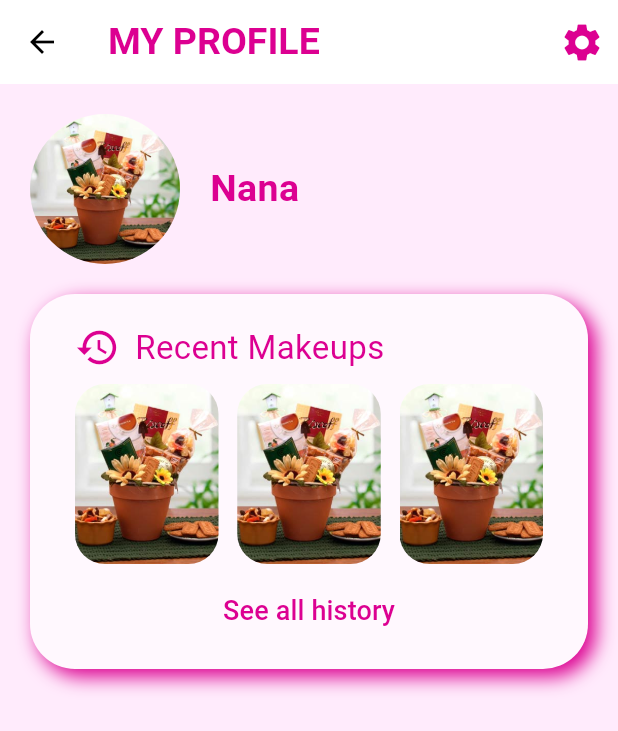
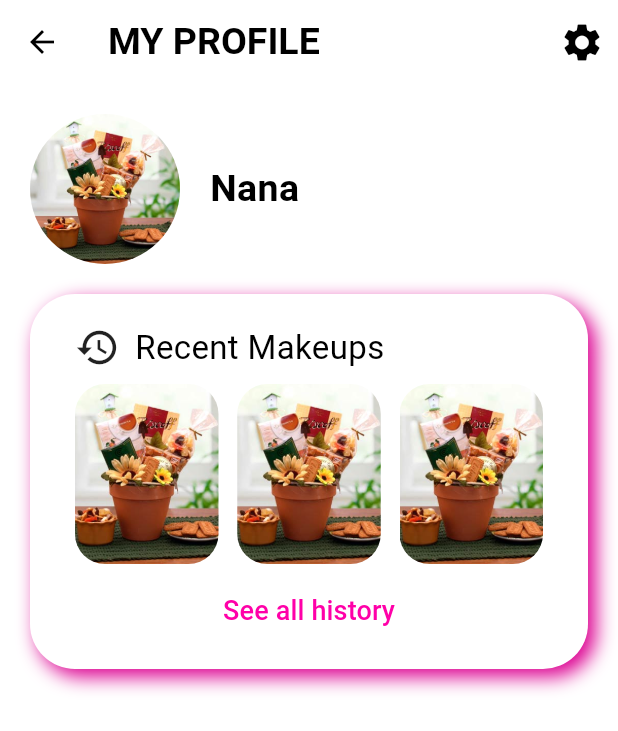
Before and after one commit to jhans-programming/ss_makeeasy, a Flutter app: the ProfilePage screen opened directly, on a phone screen of 412 x 824 dp. Shown: the top 731 px of the screen. Run offline on Flutter 3.47's test engine with Material 3 defaults, Android fonts, the light colour scheme and no system bars; our stand-ins replace camera, tuple; missing offline and left inert: camera_android, google_mlkit_commons, google_mlkit_face_mesh_detection; Roboto replaces fonts that are missing (Montserrat); project files that could hold a hidden picture were left out.

Commit message:
pull newest

```diff
--- a/lib/pages/HistoryPage.dart
+++ b/lib/pages/HistoryPage.dart
@@ -185,10 +185,7 @@ class _HistoryPageState extends State<HistoryPage> {
                       IconButton(
                         icon: const Icon(Icons.arrow_back),
                         onPressed: () {
-                          Navigator.push(
-                            context,
-                            MaterialPageRoute(builder: (_) => const HomePage()),
-                          );
+                          Navigator.pop(context);
                         },
                       ),
                       const Text(
--- a/lib/pages/ProfilePage.dart
+++ b/lib/pages/ProfilePage.dart
@@ -9,23 +9,14 @@ class ProfilePage extends StatelessWidget {
   @override
   Widget build(BuildContext context) {
     return Scaffold(
-      backgroundColor: appColors['primaryLight4'],
       appBar: AppBar(
         title: Text(
           'MY PROFILE',
-          style: TextStyle(
-            color: appColors['primaryDark1'] ?? Colors.black,
-            fontSize: 25,
-            fontWeight: FontWeight.bold,
-          ),
+          style: TextStyle(fontSize: 25, fontWeight: FontWeight.bold),
         ),
         actions: <Widget>[
           IconButton(
-            icon: Icon(
-              Icons.settings,
-              size: 30,
-              color: appColors['primaryDark1'] ?? Colors.black,
-            ),
+            icon: Icon(Icons.settings, size: 30),
             tooltip: 'Settings',
             onPressed: () {
               Navigator.of(context).push(
@@ -79,7 +70,7 @@ class ProfilePage extends StatelessWidget {
                 Text(
                   'Nana',
                   style: TextStyle(
-                    color: appColors['primaryDark1'] ?? Colors.black,
+                    // color: appColors['primaryDark1'] ?? Colors.black,
                     fontSize: 25,
                     fontWeight: FontWeight.bold,
                   ),
@@ -94,7 +85,7 @@ class ProfilePage extends StatelessWidget {
                   width: double.infinity,
                   height: 250,
                   decoration: BoxDecoration(
-                    color: appColors['primaryLight5'],
+                    color: Theme.of(context).colorScheme.surface,
                     borderRadius: BorderRadius.circular(30),
                     boxShadow: [
                       BoxShadow(
@@ -114,14 +105,14 @@ class ProfilePage extends StatelessWidget {
                       Icon(
                         Icons.history,
                         size: 30,
-                        color: appColors['primaryDark1'] ?? Colors.black,
+                        // color: appColors['primaryDark1'] ?? Colors.black,
                       ),
                       const SizedBox(width: 10),
                       Text(
                         'Recent Makeups',
                         style: TextStyle(
                           fontSize: 22,
-                          color: appColors['primaryDark1'] ?? Colors.black,
+                          // color: appColors['primaryDark1'] ?? Colors.black,
                           //fontWeight: FontWeight.bold,
                         ),
                       ),
@@ -159,19 +150,17 @@ class ProfilePage extends StatelessWidget {
                   child: Center(
                     child: TextButton(
                       onPressed: () {
-                        // Navigator.push(
-                        //   context,
-                        //   MaterialPageRoute(builder: (context) => const HistoryPage()),
-                        // );
-                        _showSnackBar(
+                        Navigator.push(
                           context,
-                          'See all history button pressed',
+                          MaterialPageRoute(
+                            builder: (context) => const HistoryPage(),
+                          ),
                         );
                       },
                       child: Text(
                         'See all history',
                         style: TextStyle(
-                          color: appColors['primaryDark1'] ?? Colors.black,
+                          // color: appColors['primaryDark1'] ?? Colors.black,
                           fontSize: 18,
                         ),
                       ),
```
Also changed, not shown: lib/pages/HistoryDetailPage.dart (+5 -8 lines).
